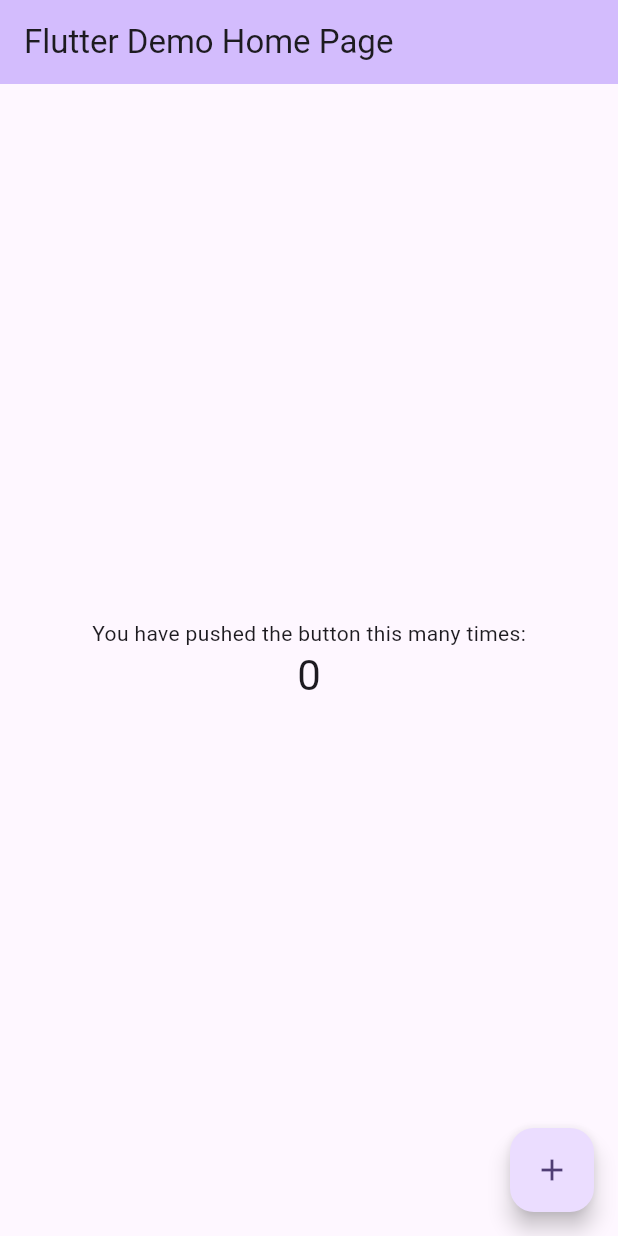
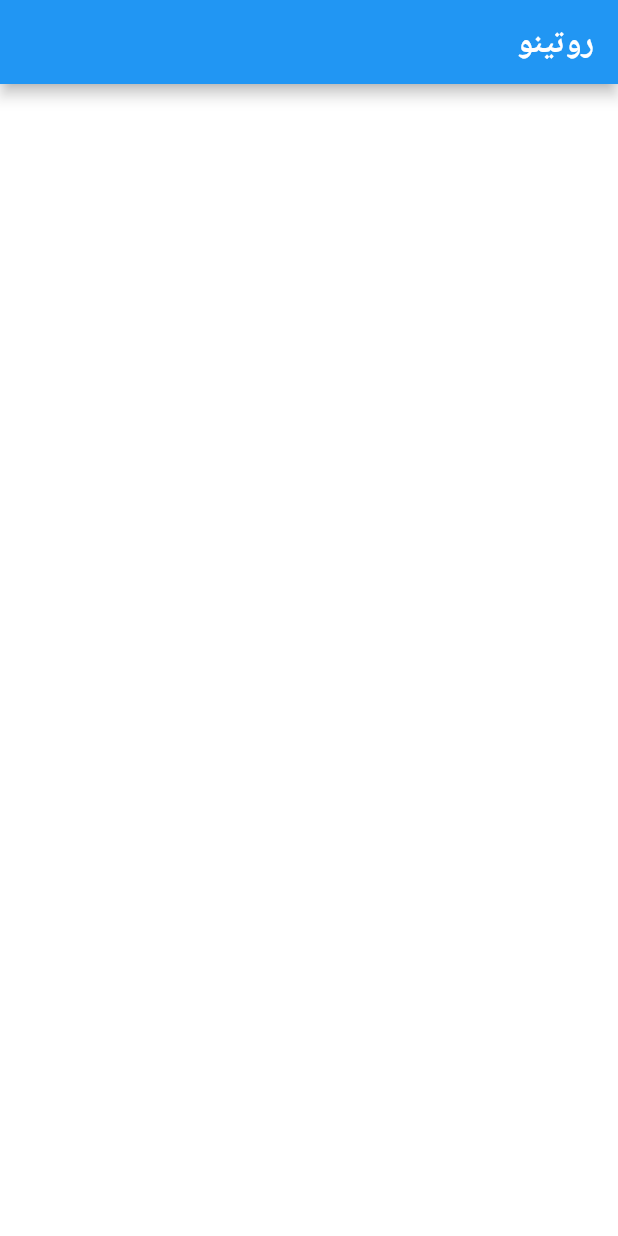
Before and after one commit to mahdadi78/rotino_clone_project, a Flutter app: the screen it shows after launch, on a phone screen of 412 x 824 dp. Run offline on Flutter 3.47's test engine with Material 3 defaults, Android fonts, the phone set to English and light mode, and no system bars; our stand-ins replace get, google_fonts; Roboto replaces fonts that are missing (Lalezar).

Commit message:
add themes controller with GetX

```diff
--- /dev/null
+++ b/lib/Views/home_page.dart
@@ -0,0 +1,14 @@
+import 'package:flutter/material.dart';
+
+class MyHomePage extends StatelessWidget {
+  const MyHomePage({super.key});
+
+  @override
+  Widget build(BuildContext context) {
+    return Scaffold(
+      appBar: AppBar(
+        title: const Text('روتینو'),
+      ),
+    );
+  }
+}
--- a/lib/main.dart
+++ b/lib/main.dart
@@ -1,4 +1,7 @@
 import 'package:flutter/material.dart';
+import 'package:get/get.dart';
+import 'package:rotino_clone_project/Views/home_page.dart';
+import 'package:rotino_clone_project/themes/theme_controller.dart';
 
 void main() {
   runApp(const MyApp());
@@ -10,116 +13,18 @@
   // This widget is the root of your application.
   @override
   Widget build(BuildContext context) {
-    return MaterialApp(
-      title: 'Flutter Demo',
-      theme: ThemeData(
-        // This is the theme of your application.
-        //
-        // TRY THIS: Try running your application with "flutter run". You'll see
-        // the application has a purple toolbar. Then, without quitting the app,
-        // try changing the seedColor in the colorScheme below to Colors.green
-        // and then invoke "hot reload" (save your changes or press the "hot
-        // reload" button in a Flutter-supported IDE, or press "r" if you used
-        // the command line to start the app).
-        //
-        // Notice that the counter didn't reset back to zero; the application
-        // state is not lost during the reload. To reset the state, use hot
-        // restart instead.
-        //
-        // This works for code too, not just values: Most code changes can be
-        // tested with just a hot reload.
-        colorScheme: ColorScheme.fromSeed(seedColor: Colors.deepPurple),
-        useMaterial3: true,
-      ),
-      home: const MyHomePage(title: 'Flutter Demo Home Page'),
+    ThemeController themeController = Get.put(ThemeController());
+    return GetMaterialApp(
+      theme: themeController.isDarkMoode.value
+          ? MyThemes.darkTheme
+          : MyThemes.lightTheme,
+      darkTheme: themeController.isDarkMoode.value
+          ? MyThemes.darkTheme
+          : MyThemes.lightTheme,
+      themeMode: ThemeMode.dark,
+      debugShowCheckedModeBanner: false,
+      home: const Directionality(
+          textDirection: TextDirection.rtl, child: MyHomePage()),
     );
   }
 }
-
-class MyHomePage extends StatefulWidget {
-  const MyHomePage({super.key, required this.title});
-
-  // This widget is the home page of your application. It is stateful, meaning
-  // that it has a State object (defined below) that contains fields that affect
-  // how it looks.
-
-  // This class is the configuration for the state. It holds the values (in this
-  // case the title) provided by the parent (in this case the App widget) and
-  // used by the build method of the State. Fields in a Widget subclass are
-  // always marked "final".
-
-  final String title;
-
-  @override
-  State<MyHomePage> createState() => _MyHomePageState();
-}
-
-class _MyHomePageState extends State<MyHomePage> {
-  int _counter = 0;
-
-  void _incrementCounter() {
-    setState(() {
-      // This call to setState tells the Flutter framework that something has
-      // changed in this State, which causes it to rerun the build method below
-      // so that the display can reflect the updated values. If we changed
-      // _counter without calling setState(), then the build method would not be
-      // called again, and so nothing would appear to happen.
-      _counter++;
-    });
-  }
-
-  @override
-  Widget build(BuildContext context) {
-    // This method is rerun every time setState is called, for instance as done
-    // by the _incrementCounter method above.
-    //
-    // The Flutter framework has been optimized to make rerunning build methods
-    // fast, so that you can just rebuild anything that needs updating rather
-    // than having to individually change instances of widgets.
-    return Scaffold(
-      appBar: AppBar(
-        // TRY THIS: Try changing the color here to a specific color (to
-        // Colors.amber, perhaps?) and trigger a hot reload to see the AppBar
-        // change color while the other colors stay the same.
-        backgroundColor: Theme.of(context).colorScheme.inversePrimary,
-        // Here we take the value from the MyHomePage object that was created by
-        // the App.build method, and use it to set our appbar title.
-        title: Text(widget.title),
-      ),
-      body: Center(
-        // Center is a layout widget. It takes a single child and positions it
-        // in the middle of the parent.
-        child: Column(
-          // Column is also a layout widget. It takes a list of children and
-          // arranges them vertically. By default, it sizes itself to fit its
-          // children horizontally, and tries to be as tall as its parent.
-          //
-          // Column has various properties to control how it sizes itself and
-          // how it positions its children. Here we use mainAxisAlignment to
-          // center the children vertically; the main axis here is the vertical
-          // axis because Columns are vertical (the cross axis would be
-          // horizontal).
-          //
-          // TRY THIS: Invoke "debug painting" (choose the "Toggle Debug Paint"
-          // action in the IDE, or press "p" in the console), to see the
-          // wireframe for each widget.
-          mainAxisAlignment: MainAxisAlignment.center,
-          children: <Widget>[
-            const Text(
-              'You have pushed the button this many times:',
-            ),
-            Text(
-              '$_counter',
-              style: Theme.of(context).textTheme.headlineMedium,
-            ),
-          ],
-        ),
-      ),
-      floatingActionButton: FloatingActionButton(
-        onPressed: _incrementCounter,
-        tooltip: 'Increment',
-        child: const Icon(Icons.add),
-      ), // This trailing comma makes auto-formatting nicer for build methods.
-    );
-  }
-}
--- /dev/null
+++ b/lib/themes/theme_controller.dart
@@ -0,0 +1,63 @@
+import 'package:flutter/material.dart';
+import 'package:get/get.dart';
+import 'package:google_fonts/google_fonts.dart';
+
+class ThemeController extends GetxController {
+  var isDarkMoode = false.obs;
+  themeChanger() =>
+      isDarkMoode.value ? isDarkMoode.value = false : isDarkMoode.value = true;
+}
+
+class MyThemes {
+  static final darkTheme = ThemeData(
+    useMaterial3: false,
+    textTheme: TextTheme(
+      titleLarge: GoogleFonts.lalezar(
+          color: Colors.black, fontSize: 22, fontWeight: FontWeight.bold),
+      bodySmall: GoogleFonts.ubuntu(color: Colors.white, fontSize: 15),
+      labelSmall: GoogleFonts.ubuntu(color: Colors.white, fontSize: 10),
+      labelLarge: GoogleFonts.ubuntu(
+          color: Colors.white, fontSize: 15, fontWeight: FontWeight.w400),
+      titleSmall: GoogleFonts.ubuntu(color: Colors.black, fontSize: 12),
+    ),
+    appBarTheme: const AppBarTheme(
+      backgroundColor: Colors.blueGrey,
+    ),
+    unselectedWidgetColor: Colors.white70,
+    primaryColorLight: Colors.black,
+    scaffoldBackgroundColor: Colors.grey.shade900,
+    primaryColor: const Color.fromARGB(255, 6, 28, 67),
+    secondaryHeaderColor: Colors.white,
+    iconTheme: const IconThemeData(color: Colors.black, opacity: 0.8),
+    // textSelectionTheme: const TextSelectionThemeData(
+    //   cursorColor: Colors.red,
+    //   selectionColor: Colors.green,
+    //   selectionHandleColor: Colors.blue,
+    // )
+    // colorScheme: const ColorScheme.dark()
+  );
+
+  static final lightTheme = ThemeData(
+    useMaterial3: false,
+    textTheme: TextTheme(
+      titleLarge: GoogleFonts.lalezar(
+          color: Colors.white, fontSize: 22, fontWeight: FontWeight.bold),
+      bodySmall: GoogleFonts.ubuntu(color: Colors.black, fontSize: 15),
+      labelSmall: GoogleFonts.ubuntu(color: Colors.black87, fontSize: 10),
+      labelLarge: GoogleFonts.ubuntu(
+          color: Colors.black87, fontSize: 15, fontWeight: FontWeight.w400),
+      titleSmall: GoogleFonts.ubuntu(color: Colors.black, fontSize: 12),
+    ),
+    appBarTheme: const AppBarTheme(
+      backgroundColor: Colors.blue,
+    ),
+    unselectedWidgetColor: Colors.black54,
+    primaryColorLight: Colors.white,
+    scaffoldBackgroundColor: Colors.white,
+    primaryColor: const Color(0xff7FC7D9),
+    secondaryHeaderColor: Colors.black,
+    iconTheme: const IconThemeData(color: Colors.white, opacity: 0.8),
+
+    // colorScheme: const ColorScheme.light()
+  );
+}
--- a/pubspec.yaml
+++ b/pubspec.yaml
@@ -28,6 +28,10 @@ environment:
 # the latest version available on pub.dev. To see which dependencies have newer
 # versions available, run `flutter pub outdated`.
 dependencies:
+  google_fonts: ^6.2.1
+  http: ^1.2.2
+  get: ^4.6.6
+
   flutter:
     sdk: flutter
 
```
Also changed, not shown: pubspec.lock, 1 other file.
